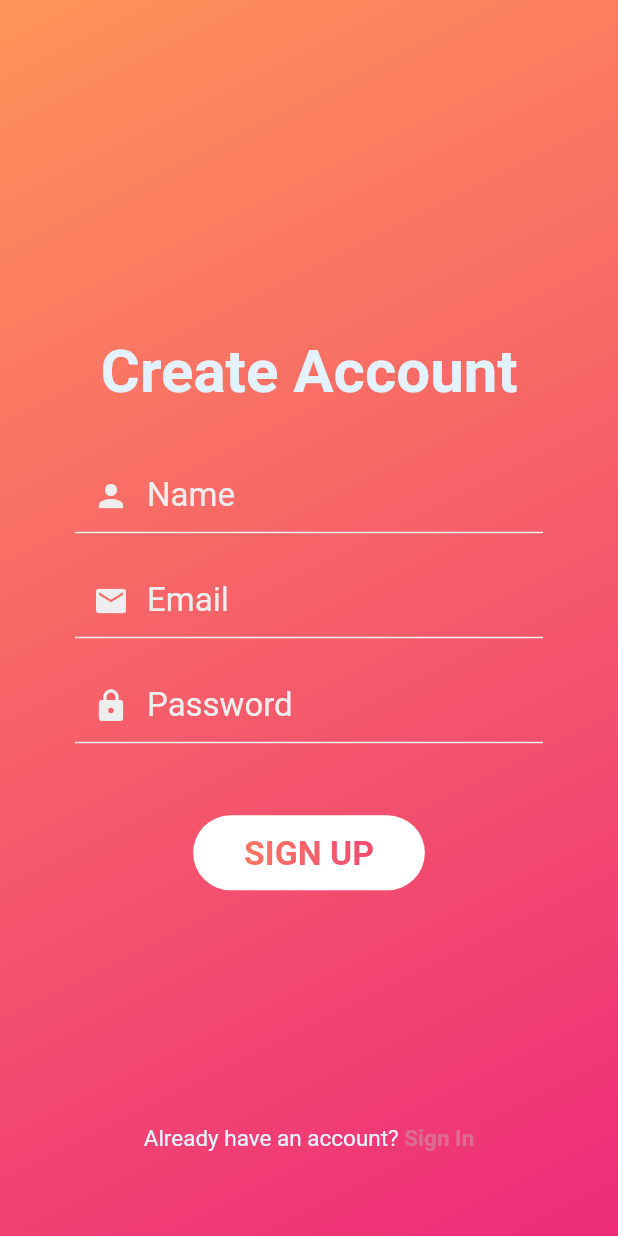
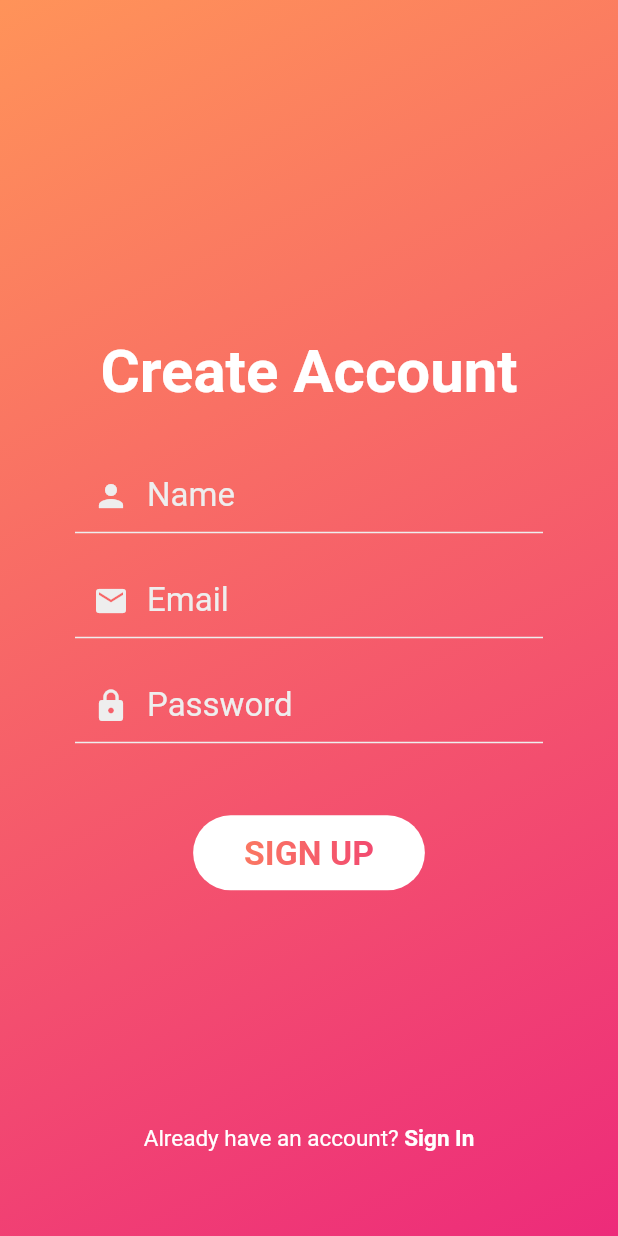
Before and after one commit to Omine100/Half, a Flutter app: the screen it shows after launch, after a tap on an icon or button, on a phone screen of 412 x 824 dp. Run offline on Flutter 3.47's test engine with Material 2 defaults, Android fonts, the phone set to English and light mode, and no system bars; our stand-ins replace cloud_firestore, firebase_auth; accounts and stored records are empty.

Commit message:
login.dart
I think Im going to try and get the login.dart UI done, including the forgotPassword.dart file, and then I will go back to all of the cloudFirestore.dart stuff and try to get it all working properly

```diff
--- a/half_1.1/half/lib/pages/login.dart
+++ b/half_1.1/half/lib/pages/login.dart
@@ -60,7 +60,7 @@ class _LoginScreenState extends State<LoginScreen> {
     return new TextFormField(
       keyboardType: text == "Email" ? TextInputType.emailAddress : TextInputType.text,
       style: TextStyle(
-        color: Theme.of(context).colorScheme.textInput,
+        color: Theme.of(context).colorScheme.loginTextInput,
         fontSize: Theme.of(context).textTheme.textInputFontSize,
       ),
       decoration: InputDecoration(
@@ -69,23 +69,23 @@ class _LoginScreenState extends State<LoginScreen> {
             Icons.lock :
             Icons.person :
             Icons.email,
-          color: Theme.of(context).colorScheme.textInput,
+          color: Theme.of(context).colorScheme.loginTextInput,
         ),
         hintText: text,
         hintStyle: TextStyle(
-          color: Theme.of(context).colorScheme.textInput,
+          color: Theme.of(context).colorScheme.loginTextInput,
         ),
         labelStyle: TextStyle(
-          color: Theme.of(context).colorScheme.textInput,
+          color: Theme.of(context).colorScheme.loginTextInput,
         ),
         enabledBorder: UnderlineInputBorder(
           borderSide: BorderSide(
-            color: Theme.of(context).colorScheme.textInput,
+            color: Theme.of(context).colorScheme.loginTextInput,
           ),
         ),
         focusedBorder: UnderlineInputBorder(
           borderSide: BorderSide(
-            color: Theme.of(context).colorScheme.textInput,
+            color: Theme.of(context).colorScheme.loginTextInput,
           ),
         ),
       ),
@@ -107,7 +107,21 @@ class _LoginScreenState extends State<LoginScreen> {
       },
       child: Icon(
         _isVisible ? Icons.visibility : Icons.visibility_off,
+        color: Theme.of(context).colorScheme.loginTitle,
       ),
+    );
+  }
+
+  //User interface: Show progress
+  Widget showProgress(bool isLoading) {
+    if (isLoading) {
+      return new CircularProgressIndicator(
+        backgroundColor: Theme.of(context).colorScheme.loginTitle,
+      );
+    }
+    return Container(
+      height: 0.0,
+      width: 0.0,
     );
   }
 
@@ -135,7 +149,7 @@ class _LoginScreenState extends State<LoginScreen> {
                         Text(
                           _isSignIn ? "Ha / lf" : "Create Account",
                           style: TextStyle(
-                            color: Theme.of(context).secondaryHeaderColor,
+                            color: Theme.of(context).colorScheme.loginTitle,
                             fontSize: _isSignIn ? 65.0 : 40.0,
                             fontWeight: FontWeight.w600,
                           ),
@@ -245,14 +259,14 @@ Widget showSignInSignUpAlternateText(BuildContext context, bool isSignIn) {
     text: TextSpan(
       text: !isSignIn ? "Already have an account? " : "Don't have an account? ",
       style: TextStyle(
-        color: Theme.of(context).secondaryHeaderColor,
+        color: Theme.of(context).colorScheme.loginTitle,
         fontSize: 15.0,
       ),
       children: <TextSpan>[
         TextSpan(
           text: !isSignIn ? "Sign In" : "Sign Up",
           style: TextStyle(
-            color: Theme.of(context).highlightColor,
+            color: Theme.of(context).colorScheme.loginTitle,
             fontWeight: FontWeight.w600,
             fontSize: 15.0,
           ),
@@ -267,7 +281,7 @@ Widget showForgotPasswordButton(BuildContext context) {
   return new Text(
     "Forgot Password?",
     style: TextStyle(
-        color: Theme.of(context).secondaryHeaderColor,
+        color: Theme.of(context).colorScheme.loginTitle,
         fontWeight: FontWeight.w400,
         fontSize: 15.0
     ),
@@ -292,16 +306,3 @@ Widget showErrorMessage(String errorMessage) {
     );
   }
 }
-
-//User interface: Show progress
-Widget showProgress(bool isLoading) {
-  if (isLoading) {
-    return new CircularProgressIndicator(
-      backgroundColor: Colors.white,
-    );
-  }
-  return Container(
-    height: 0.0,
-    width: 0.0,
-  );
-}
--- a/half_1.1/half/lib/services/themes.dart
+++ b/half_1.1/half/lib/services/themes.dart
@@ -4,10 +4,10 @@ extension CustomColorScheme on ColorScheme {
   //Color get 'name' => const Color(0x'hexValue');
   Color get title => const Color(0xFFdc3545);
   Color get backButton => const Color(0xFFFFFFFF);
-  Color get textInput => const Color(0xFFEEEEEE);
   Color get loginGradientTopLeft => const Color(0xFFFF9359);
   Color get loginGradientBottomRight => const Color(0xFFed2b7a);
   Color get loginTitle => const Color(0xFFFFFFFF);
+  Color get loginTextInput => const Color(0xFFEEEEEE);
 }
 
 extension CustomFontSizes on TextTheme {
```
Also changed, not shown: half_1.1/half/lib/pages/forgotPassword.dart (added).
